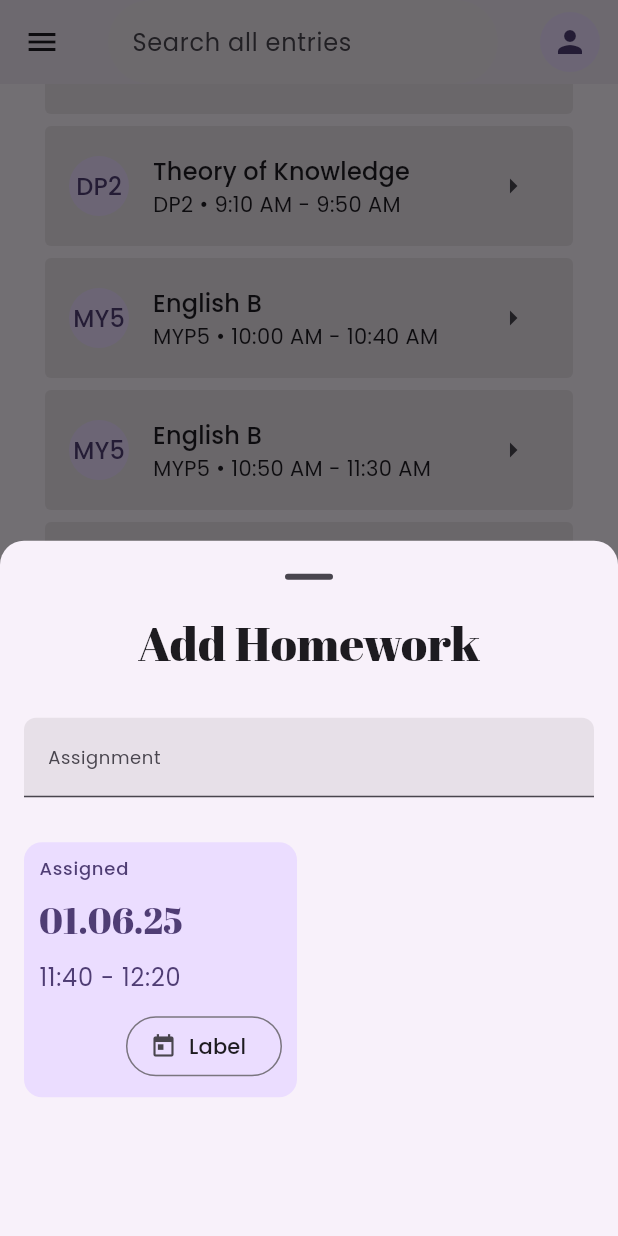
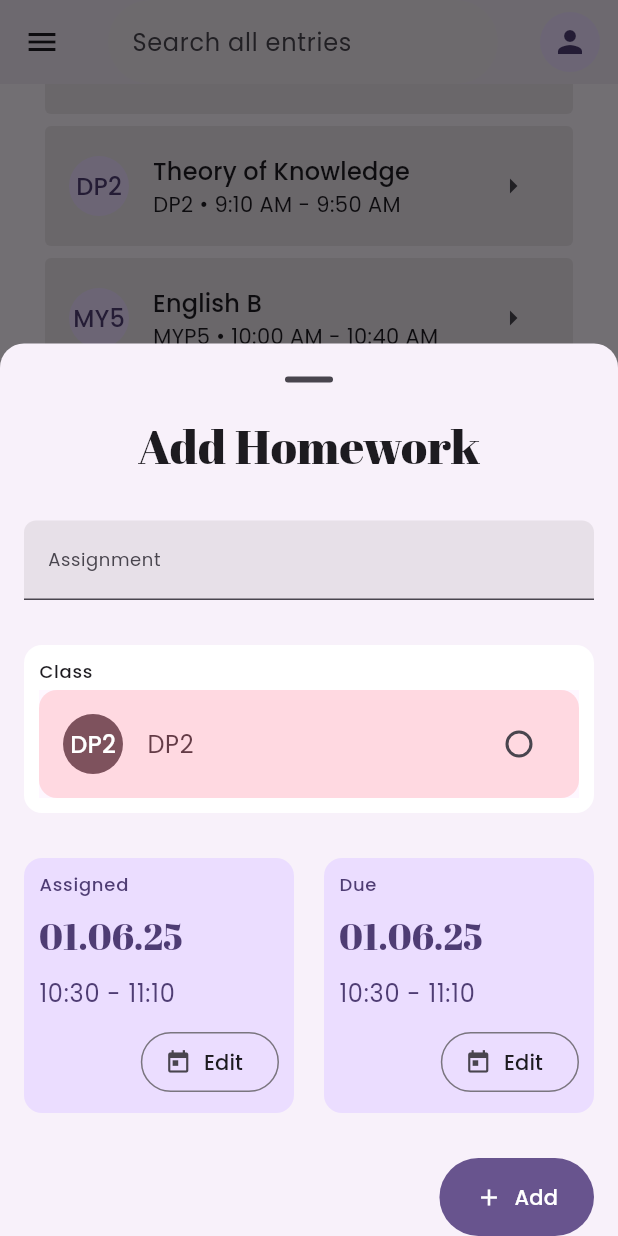
Before and after one commit to ErnGusMik/eclass, a Flutter app: the screen it shows after launch, scrolled down 576 dp, after a tap on "Add homework", on a phone screen of 412 x 824 dp. Run offline on Flutter 3.47's test engine with Material 3 defaults, Android fonts, the phone set to English and light mode, and no system bars; our stand-ins replace google_fonts.

Commit message:
Finished basic UI for modal

```diff
--- a/eclass_flutter/lib/teacher_panel/dash/ui.dart
+++ b/eclass_flutter/lib/teacher_panel/dash/ui.dart
@@ -89,7 +89,7 @@ class TeacherDash extends StatelessWidget {
                           FilledButton.icon(
                             onPressed:
                                 () => {
-                                  showModalBottomSheet(
+                                  showModalBottomSheet<dynamic>(
                                     context: context,
                                     shape: RoundedRectangleBorder(
                                       borderRadius: BorderRadius.vertical(
@@ -98,68 +98,9 @@ class TeacherDash extends StatelessWidget {
                                     ),
                                     showDragHandle: true,
                                     builder: (BuildContext context) {
-                                      return Padding(
-                                        padding: EdgeInsets.symmetric(
-                                          horizontal: 16.0,
-                                        ),
-                                        child: Column(
-                                          // mainAxisSize: MainAxisSize.min,
-                                          spacing: 30.0,
-                                          children: [
-                                            Text(
-                                              "Add Homework",
-                                              style:
-                                                  Theme.of(
-                                                    context,
-                                                  ).textTheme.headlineLarge,
-                                            ),
-                                            TextField(
-                                              maxLines: null,
-                                              style:
-                                                  Theme.of(
-                                                    context,
-                                                  ).textTheme.bodyLarge,
-                                              decoration: InputDecoration(
-                                                labelText: "Assignment",
-                                                labelStyle: Theme.of(
-                                                  context,
-                                                ).textTheme.bodySmall?.copyWith(
-                                                  color:
-                                                      Theme.of(context)
-                                                          .colorScheme
-                                                          .onSurfaceVariant,
-                                                ),
-                                                filled: true,
-                                                fillColor:
-                                                    Theme.of(context)
-                                                        .colorScheme
-                                                        .surfaceContainerHighest,
-                                                border: UnderlineInputBorder(
-                                                  borderRadius:
-                                                      BorderRadius.vertical(
-                                                        top: Radius.circular(8)
-                                                      ),
-                                                ),
-                                                focusedBorder:
-                                                    UnderlineInputBorder(
-                                                      borderRadius:
-                                                        BorderRadius.vertical(
-                                                          top: Radius.circular(8)
-                                                      ),
-
-                                                    ),
-                                              ),
-                                            ),
-                                            Row(
-                                              spacing: 16.0,
-                                              children: [
-                                                TimeSelector(label: "Assigned")
-                                              ],
-                                            )
-                                          ],
-                                        ),
-                                      );
+                                      return Wrap(children: [HomeworkModal()]);
                                     },
+                                    isScrollControlled: true,
                                   ),
                                 },
                             label: Text(
@@ -347,7 +288,155 @@ class TeacherDash extends StatelessWidget {
   }
 }
 
-class TimeSelector extends StatelessWidget {
+class HomeworkModal extends StatelessWidget {
+  const HomeworkModal({
+    super.key,
+  });
+
+  @override
+  Widget build(BuildContext context) {
+    return Padding(
+        padding: EdgeInsets.symmetric(
+          horizontal: 16.0,
+        ),
+        child: Column(
+          spacing: 30.0,
+          children: [
+            Text(
+              "Add Homework",
+              style:
+                  Theme.of(
+                    context,
+                  ).textTheme.headlineLarge,
+            ),
+            TextField(
+              maxLines: null,
+              style:
+                  Theme.of(
+                    context,
+                  ).textTheme.bodyLarge,
+              decoration: InputDecoration(
+                labelText: "Assignment",
+                labelStyle: Theme.of(
+                  context,
+                ).textTheme.bodySmall?.copyWith(
+                  color:
+                      Theme.of(context)
+                          .colorScheme
+                          .onSurfaceVariant,
+                ),
+                filled: true,
+                fillColor:
+                    Theme.of(context)
+                        .colorScheme
+                        .surfaceContainerHighest,
+                border: UnderlineInputBorder(
+                  borderRadius:
+                      BorderRadius.vertical(
+                        top: Radius.circular(8)
+                      ),
+                ),
+                focusedBorder:
+                    UnderlineInputBorder(
+                      borderRadius:
+                        BorderRadius.vertical(
+                          top: Radius.circular(8)
+                      ),
+
+                    ),
+              ),
+            ),
+            Container(
+              padding: EdgeInsets.all(10),
+              decoration: BoxDecoration(
+                color: Theme.of(context).colorScheme.surfaceContainerLowest,
+                borderRadius: BorderRadius.all(Radius.circular(12.0))
+              ),
+              child: Column(
+                spacing: 4.0,
+                crossAxisAlignment: CrossAxisAlignment.start,
+                children: [
+                  Text(
+                    "Class",
+                    style: Theme.of(context).textTheme.labelMedium,
+                  ),
+                  ClassTile()
+                ],
+              ),
+            ),
+            Row(
+              mainAxisAlignment: MainAxisAlignment.spaceBetween,
+              children: [
+                TimeSelector(label: "Assigned"),
+                TimeSelector(label: "Due"),
+              ],
+            ),
+            Row(
+              mainAxisAlignment: MainAxisAlignment.end,
+              children: [
+                FilledButton.icon(
+                  onPressed: () {},
+                  icon: Icon(Icons.add),
+                  label: Text("Add"),
+                  style: FilledButton.styleFrom(
+                    padding: EdgeInsets.symmetric(vertical: 16.0, horizontal: 24.0)
+                  ),
+                )
+              ],
+            )
+          ],
+        ),
+      );
+  }
+}
+
+class ClassTile extends StatefulWidget {
+  const ClassTile({
+    super.key,
+  });
+
+  @override
+  State<ClassTile> createState() => _ClassTileState();
+}
+
+class _ClassTileState extends State<ClassTile> {
+  String? selectedClass;
+  @override
+  Widget build(BuildContext context) {
+    return Material(
+      child: ListTile(
+        selected: selectedClass == "DP2",
+        leading: CircleAvatar(
+          backgroundColor: Theme.of(context).colorScheme.tertiary,
+          child: Text("DP2", style: Theme.of(context).textTheme.titleMedium?.copyWith(
+            color: Theme.of(context).colorScheme.onTertiary
+          )),
+        ),
+        trailing: Radio.adaptive(value: "DP2", groupValue: selectedClass, onChanged: (String? val) {
+          setState(() {
+            selectedClass = val;
+          });
+        }),
+        title: Text("DP2", style: Theme.of(context).textTheme.bodyLarge?.copyWith(
+          color: Theme.of(context).colorScheme.onTertiaryContainer
+        ),),
+        tileColor: Theme.of(context).colorScheme.tertiaryContainer,
+        selectedTileColor: Theme.of(context).colorScheme.tertiaryContainer,
+        contentPadding: EdgeInsets.symmetric(vertical: 8.0, horizontal: 16.0),
+        shape: RoundedRectangleBorder(
+          borderRadius: BorderRadius.all(Radius.circular(12.0))
+        ),
+        onTap: () {
+          setState(() {
+            selectedClass = "DP2";
+          });
+        },
+      ),
+    );
+  }
+}
+
+class TimeSelector extends StatefulWidget {
   const TimeSelector({
     super.key,
     required this.label
@@ -356,32 +445,40 @@ class TimeSelector extends StatelessWidget {
   final String label;
 
   @override
+  State<TimeSelector> createState() => _TimeSelectorState();
+}
+
+class _TimeSelectorState extends State<TimeSelector> {
+  DateTime _date = DateTime.now();
+  DateTime _startTime = DateTime.now();
+  DateTime _endTime = DateTime.now().add(Duration(minutes: 40));
+  @override
   Widget build(BuildContext context) {
     return Container(
       decoration: BoxDecoration(
         color: Theme.of(context).colorScheme.primaryContainer,
         borderRadius: BorderRadius.all(Radius.circular(12.0))
       ),
-      width: 182,
+      width: 180,
       padding: EdgeInsets.all(10.0),
       child: Column(
         crossAxisAlignment: CrossAxisAlignment.start,
         spacing: 10,
         children: [
           Text(
-            label,
+            widget.label,
             style: Theme.of(context).textTheme.labelMedium?.copyWith(
               color: Theme.of(context).colorScheme.onPrimaryContainer
             ),
           ),
           Text(
-            DateFormat("dd.MM.yy").format(DateTime.now()),
+            DateFormat("dd.MM.yy").format(_date),
             style: Theme.of(context).textTheme.headlineSmall?.copyWith(
               color: Theme.of(context).colorScheme.onPrimaryContainer
             ),
           ),
           Text(
-            "11:40 - 12:20",
+            "${DateFormat(DateFormat.HOUR24_MINUTE).format(_startTime)} - ${DateFormat(DateFormat.HOUR24_MINUTE).format(_endTime)}",
             style: Theme.of(context).textTheme.bodyLarge?.copyWith(
               color: Theme.of(context).colorScheme.onPrimaryContainer
             ),
@@ -390,8 +487,70 @@ class TimeSelector extends StatelessWidget {
             mainAxisAlignment: MainAxisAlignment.end,
             children: [
               OutlinedButton.icon(
-                onPressed: () => {},
-                label: Text("Label", style: Theme.of(context).textTheme.labelLarge,),
+                onPressed: () async {
+                  var resultingDate = await showDatePicker(
+                    context: context,
+                    firstDate: DateTime.now().subtract(Duration(days: 7)),
+                    lastDate: DateTime.now().add(Duration(days: 30)),
+                    initialDate: _date,
+                    helpText: "Select a date with a lesson"
+                  );
+                  setState(() {
+                    _date = resultingDate ?? DateTime.now();
+                  });
+                  var startTimeOfDay = await showTimePicker(
+                    context: context,
+                    initialTime: TimeOfDay(hour: _startTime.hour, minute: _startTime.minute),
+                    builder: (BuildContext context, Widget? child) {
+                      return MediaQuery(
+                        data: MediaQuery.of(context).copyWith(alwaysUse24HourFormat: true),
+                        child: child!
+                      );
+                    },
+                    helpText: "Select lesson start time on ${resultingDate != null ? DateFormat('dd/MM/yy').format(resultingDate) : ""}"
+                  );
+                  setState(() {
+                    if (startTimeOfDay != null) {
+                      _startTime = DateTime(
+                        _date.year,
+                        _date.month,
+                        _date.day,
+                        startTimeOfDay.hour,
+                        startTimeOfDay.minute,
+                      );
+                      _endTime = DateTime(
+                        _date.year,
+                        _date.month,
+                        _date.day,
+                        startTimeOfDay.hour,
+                        startTimeOfDay.minute,
+                      ).add(Duration(minutes: 40));
+                    }
+                  });
+                  var endTimeOfDay = await showTimePicker(
+                    context: context,
+                    initialTime: TimeOfDay(hour: _endTime.hour, minute: _endTime.minute),
+                    builder: (BuildContext context, Widget? child) {
+                      return MediaQuery(
+                        data: MediaQuery.of(context).copyWith(alwaysUse24HourFormat: true),
+                        child: child!
+                      );
+                    },
+                    helpText: "Select lesson end time on ${resultingDate != null ? DateFormat('dd/MM/yy').format(resultingDate) : ""}"
+                  );
+                  setState(() {
+                    if (endTimeOfDay != null) {
+                      _endTime = DateTime(
+                        _date.year,
+                        _date.month,
+                        _date.day,
+                        endTimeOfDay.hour,
+                        endTimeOfDay.minute,
+                      );
+                    }
+                  });
+                },
+                label: Text("Edit", style: Theme.of(context).textTheme.labelLarge,),
                 icon: Icon(Icons.today, color: Theme.of(context).colorScheme.onSurfaceVariant,),
               )
             ],
```
